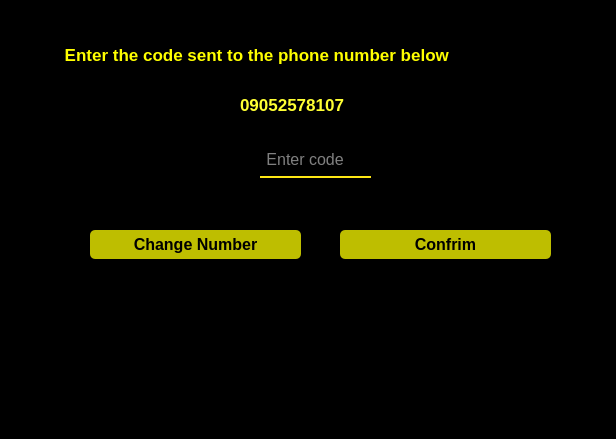
Old version of the form untitled/verification.ui in the repository MohamadKhavaran/M2-Massenger.
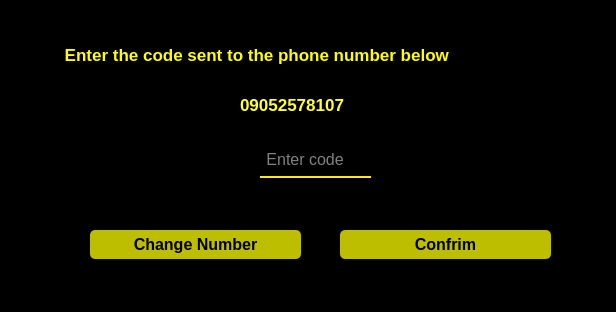
New version of the form. Icons and pictures are not drawn.

Diff of the .ui file:
```diff
--- a/untitled/verification.ui
+++ b/untitled/verification.ui
@@ -7,7 +7,7 @@
     <x>0</x>
     <y>0</y>
     <width>616</width>
-    <height>439</height>
+    <height>312</height>
    </rect>
   </property>
   <property name="windowTitle">
```
